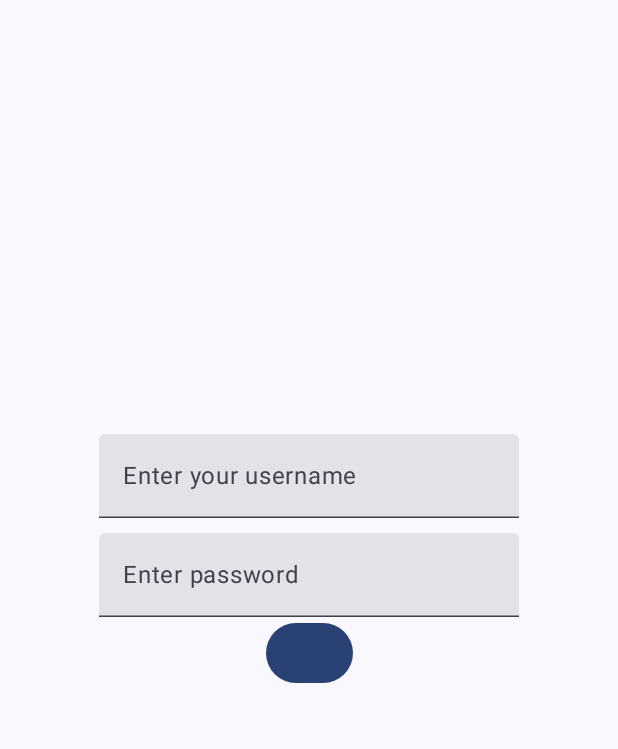
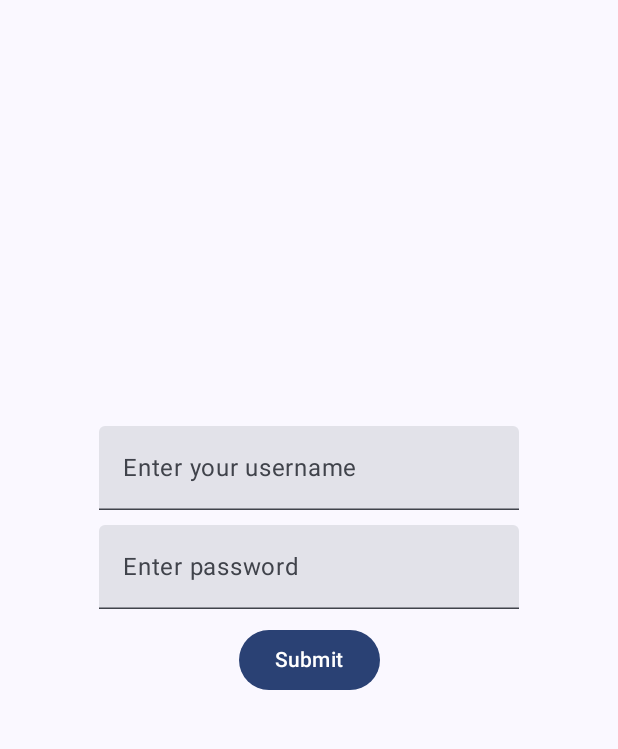
Before and after one commit to nasacode1/GlowBridge, an Android app built with Jetpack Compose: the screen it shows after launch (MainActivity), on a phone screen of 412 x 824 dp, the part 69-818 px from its top. Run offline under Robolectric (Android 15) with nearby library versions, the phone set to English and light mode, and no system bars.

Commit message:
refactor: login page

```diff
--- a/app/src/main/java/com/example/glowbridge/ui/screens/LoginScreen.kt
+++ b/app/src/main/java/com/example/glowbridge/ui/screens/LoginScreen.kt
@@ -1,5 +1,6 @@
 package com.example.glowbridge.ui.screens
 
+import android.service.autofill.OnClickAction
 import androidx.compose.foundation.layout.Arrangement
 import androidx.compose.foundation.layout.Column
 import androidx.compose.foundation.layout.Spacer
@@ -18,7 +19,6 @@ import androidx.compose.ui.Alignment
 import androidx.compose.ui.Modifier
 import androidx.compose.ui.text.input.PasswordVisualTransformation
 import androidx.compose.ui.unit.dp
-
 
 @Composable
 fun LoginScreen() {
@@ -43,8 +43,19 @@ fun LoginScreen() {
             onValueChange = {newText -> password = newText},
             visualTransformation = PasswordVisualTransformation()
         )
-        Button(onClick = { }) {
+        Spacer(modifier = Modifier.height(10.dp))
+        SubmitButton(
+            onClick = {
 
-        }
+            }
+        )
+
     }
 }
+
+@Composable
+fun SubmitButton(onClick: () -> Unit) {
+    Button(onClick = { onClick() }) {
+        Text(text = "Submit")
+    }
+}
```
